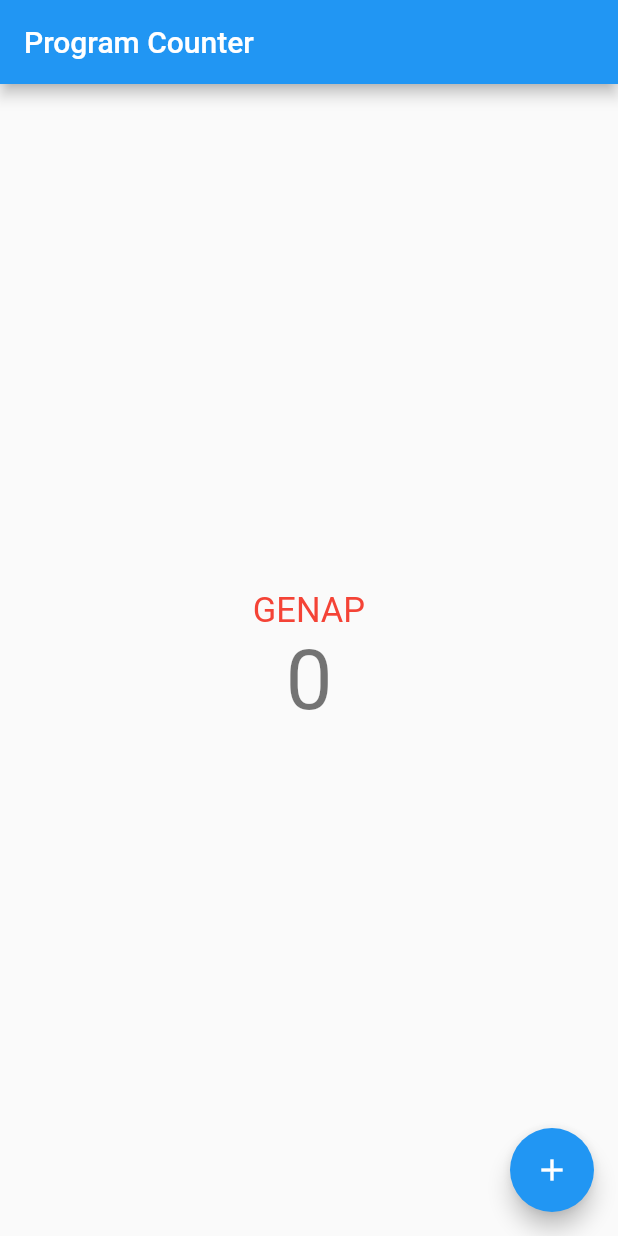
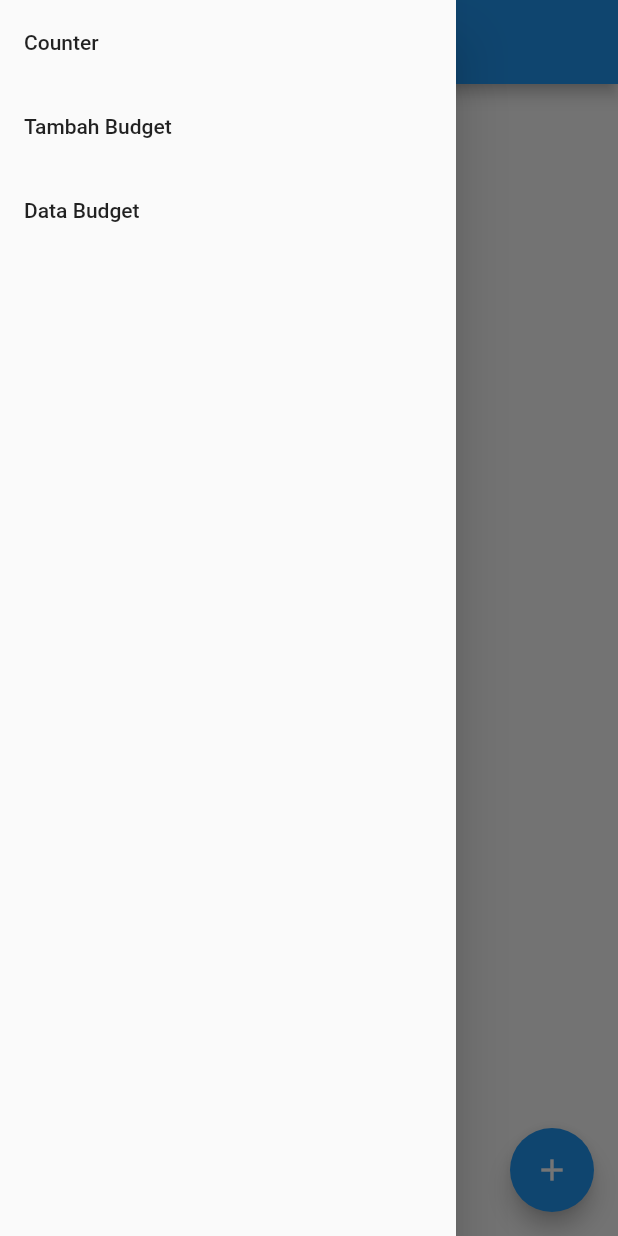
Before and after one commit to codenameLontong/pbp-flutter-lab, a Flutter app: the screen it shows after launch, with the side drawer open (before the commit the screen has no drawer), on a phone screen of 412 x 824 dp. Run offline on Flutter 3.47's test engine with Material 2 defaults, Android fonts, the phone set to English and light mode, and no system bars.

Commit message:
Finished Tugas 8

```diff
--- /dev/null
+++ b/lib/budget.dart
@@ -0,0 +1,9 @@
+class Budget {
+  late String title;
+  late String type;
+  late String date;
+  late int budgetNominal;
+
+  Budget(this.title, this.type, this.date, this.budgetNominal);
+
+}
--- /dev/null
+++ b/lib/drawer.dart
@@ -0,0 +1,58 @@
+import 'package:counter_7/budget.dart';
+import 'package:counter_7/list.dart';
+import 'package:flutter/material.dart';
+import 'package:counter_7/form.dart';
+import 'package:counter_7/main.dart';
+
+class AppDrawer extends StatefulWidget {
+  late List<Budget> myBudgetList;
+  AppDrawer({super.key, required this.myBudgetList});
+
+  @override
+  State<AppDrawer> createState() => _AppDrawerState();
+}
+
+class _AppDrawerState extends State<AppDrawer>{
+
+
+  @override
+  Widget build(BuildContext context){
+    return Drawer(
+      child: Column(
+        children: [
+          // Menambahkan clickable menu
+          ListTile(
+            title: const Text('Counter'),
+            onTap: () {
+              // Route menu ke halaman utama
+              Navigator.push(
+                context,
+                MaterialPageRoute(builder: (context) => const MyHomePage(title: "Program Counter",)),
+              );
+            },
+          ),
+          ListTile(
+            title: const Text('Tambah Budget'),
+            onTap: () {
+              // Route menu ke halaman form
+              Navigator.pushReplacement(
+                context,
+                MaterialPageRoute(builder: (context) => const BudgetForm(title: "Form Budget",)),
+              );
+            },
+          ),
+           ListTile(
+            title: const Text('Data Budget'),
+            onTap: () {
+              // Route menu ke halaman form
+              Navigator.pushReplacement(
+                context,
+                MaterialPageRoute(builder: (context) => BudgetList( myBudgetList: widget.myBudgetList,)),
+              );
+            },
+          ),
+        ],
+      ),
+    );
+  }
+}
--- a/lib/main.dart
+++ b/lib/main.dart
@@ -1,4 +1,5 @@
 import 'package:flutter/material.dart';
+import 'package:counter_7/drawer.dart';
 
 void main() {
   runApp(const MyApp());
@@ -50,6 +51,9 @@ class _MyHomePageState extends State<MyHomePage> {
       appBar: AppBar(
         title: Text(widget.title),
       ),
+      drawer: AppDrawer(
+        myBudgetList: [],
+      ),
       body: Center(
         child: Column(
           mainAxisAlignment: MainAxisAlignment.center,
--- a/pubspec.yaml
+++ b/pubspec.yaml
@@ -20,7 +20,7 @@ publish_to: 'none' # Remove this line if you wish to publish to pub.dev
 version: 1.0.0+1
 
 environment:
-  sdk: '>=2.18.4 <3.0.0'
+  sdk: '>=2.18.2 <3.0.0'
 
 # Dependencies specify other packages that your package needs in order to work.
 # To automatically upgrade your package dependencies to the latest versions
@@ -31,6 +31,7 @@ environment:
 dependencies:
   flutter:
     sdk: flutter
+  intl: ^0.16.1
 
 
   # The following adds the Cupertino Icons font to your application.
```
Also changed, not shown: lib/form.dart (added, +160 -0 lines), lib/list.dart (added, +66 -0 lines), pubspec.lock.
